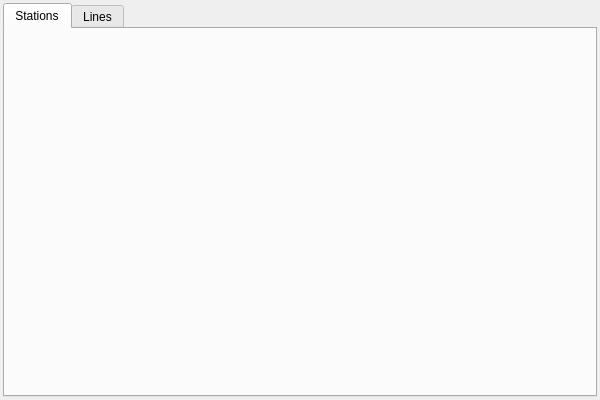
Before: the Qt Designer form src/stations/manager/stationsmanager.ui in gfgit/ModelRailroadTimetablePlanner, drawn with Qt 5.
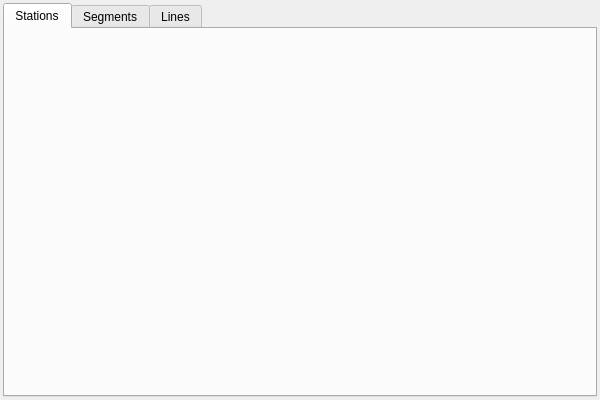
After: the same form once the commit is applied. The open tabs and pages were chosen to show the change.

Commit message: StationsManager: added railway segments tab

```diff
--- a/src/stations/manager/stationsmanager.ui
+++ b/src/stations/manager/stationsmanager.ui
@@ -39,6 +39,11 @@
        <string>Stations</string>
       </attribute>
      </widget>
+     <widget class="QWidget" name="segmentsTab">
+      <attribute name="title">
+       <string>Segments</string>
+      </attribute>
+     </widget>
      <widget class="QWidget" name="linesTab">
       <attribute name="title">
        <string>Lines</string>
```
Left out of the diff: 2 changed lines with no effect on the pictures. The commit also changes 2 other files.
